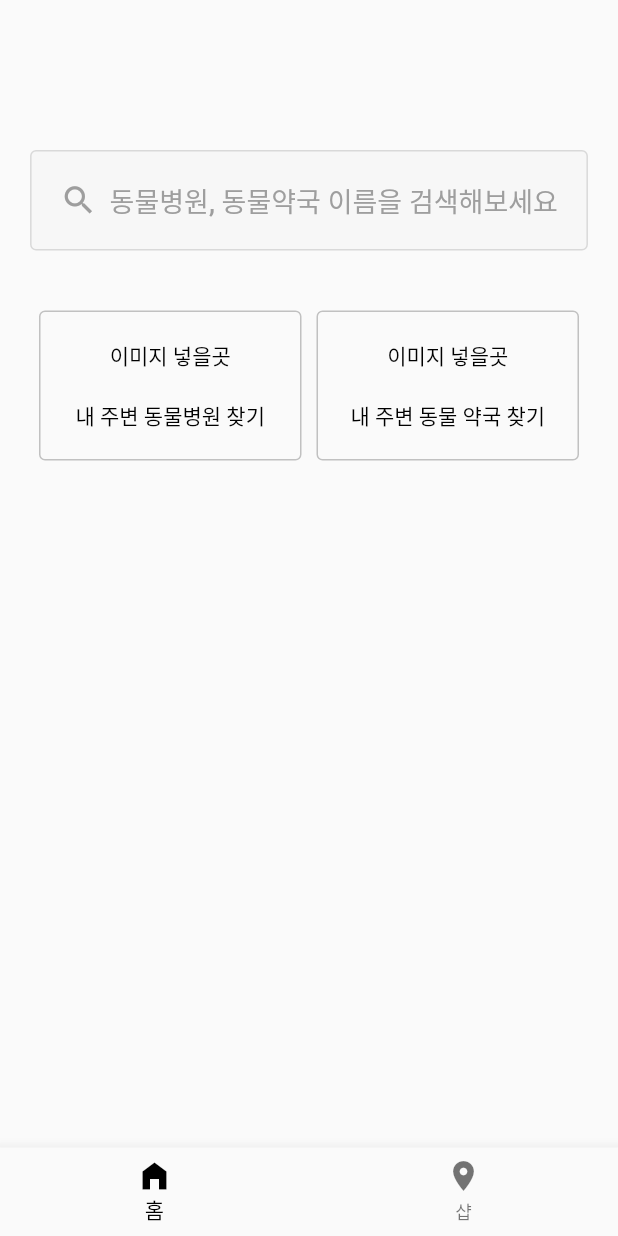
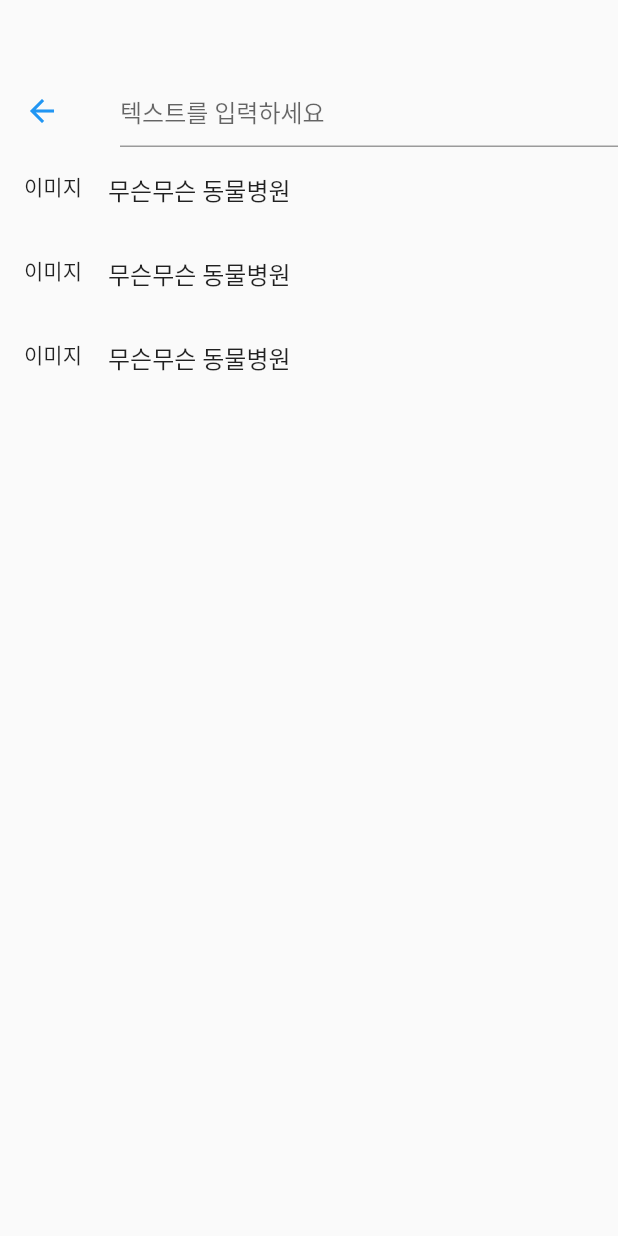
Before and after one commit to sh6137/forestofhousekeeperflutter, a Flutter app: the screen it shows after launch, after a tap on "동물병원, 동물약국 이름을 검색해보세요", on a phone screen of 412 x 824 dp. Run offline on Flutter 3.47's test engine with Material 2 defaults, Android fonts, the phone set to English and light mode, and no system bars; our stand-ins replace image_picker, shared_preferences.

Commit message:
feat : dart 파일 분리, create : map.dart

```diff
--- /dev/null
+++ b/lib/home.dart
@@ -0,0 +1,76 @@
+import 'package:flutter/cupertino.dart';
+import 'package:flutter/material.dart';
+import 'search.dart' as search;
+class Home extends StatelessWidget {
+  const Home({Key? key}) : super(key: key);
+
+  @override
+  Widget build(BuildContext context) {
+    return Column(
+      children: [
+        SizedBox(height: 100),
+        Container(
+          child: OutlinedButton.icon(
+            style: ButtonStyle(
+              backgroundColor: MaterialStatePropertyAll(Color(0xffF7F7F7)),
+              padding: MaterialStatePropertyAll<EdgeInsets>(
+                  EdgeInsets.symmetric(horizontal: 20, vertical: 20)),
+            ),
+            onPressed: () {
+              Navigator.push(
+                context,
+                CupertinoPageRoute(
+                  builder: (c) => search.Search(),
+                ),
+              );
+            },
+            icon: Icon(Icons.search, size: 25, color: Colors.grey),
+            label: Text(
+              "동물병원, 동물약국 이름을 검색해보세요",
+              style: TextStyle(color: Colors.grey, fontSize: 18),
+            ),
+          ),
+        ),
+        SizedBox(
+          height: 40,
+        ),
+        Row(
+          mainAxisAlignment: MainAxisAlignment.center,
+          children: [
+            Container(
+              height: 100,
+              width: 175,
+              decoration: BoxDecoration(
+                borderRadius: BorderRadius.circular(4),
+                border: Border.all(width: 1, color: Color(0xffc1c1c1)),
+              ),
+              child: Column(
+                mainAxisAlignment: MainAxisAlignment.spaceEvenly,
+                children: [
+                  Text("이미지 넣을곳"),
+                  Text("내 주변 동물병원 찾기"),
+                ],
+              ),
+            ),
+            SizedBox(width: 10),
+            Container(
+              height: 100,
+              width: 175,
+              decoration: BoxDecoration(
+                borderRadius: BorderRadius.circular(4),
+                border: Border.all(width: 1, color: Color(0xffc1c1c1)),
+              ),
+              child: Column(
+                mainAxisAlignment: MainAxisAlignment.spaceEvenly,
+                children: [
+                  Text("이미지 넣을곳"),
+                  Text("내 주변 동물 약국 찾기"),
+                ],
+              ),
+            ),
+          ],
+        ),
+      ],
+    );
+  }
+}
--- a/lib/main.dart
+++ b/lib/main.dart
@@ -9,83 +9,41 @@ import 'dart:io';
 import 'package:shared_preferences/shared_preferences.dart';
 import 'package:provider/provider.dart';
 
+import 'search.dart' as search;
+import 'home.dart' as home;
+
 void main() {
   runApp(
     MaterialApp(
-      theme: style.theme,
       home: MyApp(),
     ),
   );
 }
 
-class MyApp extends StatelessWidget {
+class MyApp extends StatefulWidget {
   const MyApp({Key? key}) : super(key: key);
 
   @override
+  State<MyApp> createState() => _MyAppState();
+}
+
+class _MyAppState extends State<MyApp> {
+  var tab = 0;
+  @override
   Widget build(BuildContext context) {
     return Scaffold(
-      body: Column(
-        children: [
-          SizedBox(height: 100),
-          Container(
-            child: OutlinedButton.icon(
-              style: ButtonStyle(
-                backgroundColor: MaterialStatePropertyAll(Color(0xffF7F7F7)),
-                padding: MaterialStatePropertyAll<EdgeInsets>(
-                    EdgeInsets.symmetric(horizontal: 20, vertical: 20)),
-              ),
-              onPressed: () {},
-              icon: Icon(Icons.search, size: 25,color: Colors.grey),
-              label: Text("동물병원, 동물약국 이름을 검색해보세요",style: TextStyle(color: Colors.grey,fontSize: 18),),
-            ),
-          ),
-          SizedBox(
-            height: 40,
-          ),
-          Row(
-            mainAxisAlignment: MainAxisAlignment.center,
-            children: [
-              Container(
-                height: 100,
-                width: 175,
-                decoration: BoxDecoration(
-                  borderRadius: BorderRadius.circular(4),
-                  border: Border.all(width: 1, color: Color(0xffc1c1c1)),
-                ),
-                child: Column(
-                  mainAxisAlignment: MainAxisAlignment.spaceEvenly,
-                  children: [
-                    Text("이미지 넣을곳"),
-                    Text("내 주변 동물병원 찾기"),
-                  ],
-                ),
-              ),
-              SizedBox(width: 10),
-              Container(
-                height: 100,
-                width: 175,
-                decoration: BoxDecoration(
-                  borderRadius: BorderRadius.circular(4),
-                  border: Border.all(width: 1, color: Color(0xffc1c1c1)),
-                ),
-                child: Column(
-                  mainAxisAlignment: MainAxisAlignment.spaceEvenly,
-                  children: [
-                    Text("이미지 넣을곳"),
-                    Text("내 주변 동물 약국 찾기"),
-                  ],
-                ),
-              ),
-            ],
-          ),
-        ],
-      ),
+      body: [home.Home(), Text('샵')][tab],
       bottomNavigationBar: BottomNavigationBar(
         // showSelectedLabels: false,
         // showUnselectedLabels: false,
+        onTap: (i) {
+          setState(() {
+            tab = i;
+          });
+        },
         items: [
           BottomNavigationBarItem(icon: Icon(Icons.home_filled), label: '홈'),
-          BottomNavigationBarItem(icon: Icon(Icons.place), label: '샵'),
+          BottomNavigationBarItem(icon: Icon(Icons.place), label: '병원 약국'),
         ],
       ),
     );
--- /dev/null
+++ b/lib/map.dart
@@ -0,0 +1,11 @@
+import 'package:flutter/cupertino.dart';
+import 'package:flutter/material.dart';
+
+class Map extends StatelessWidget {
+  const Map({Key? key}) : super(key: key);
+
+  @override
+  Widget build(BuildContext context) {
+    return const Placeholder();
+  }
+}
--- /dev/null
+++ b/lib/search.dart
@@ -0,0 +1,44 @@
+import 'package:flutter/material.dart';
+
+class Search extends StatelessWidget {
+  const Search({Key? key}) : super(key: key);
+
+  @override
+  Widget build(BuildContext context) {
+    return Scaffold(
+      body: Column(
+        crossAxisAlignment: CrossAxisAlignment.center,
+        children: [
+          SizedBox(
+            height: 50,
+          ),
+          TextField(
+            decoration: InputDecoration(
+              labelText: null,
+              hintText: '텍스트를 입력하세요',
+              icon: TextButton.icon(
+                onPressed: () {
+                  Navigator.pop(context);
+                },
+                icon: Icon(Icons.arrow_back),
+                label: Text(''),
+              ),
+            ),
+          ),
+          Container(
+            height: 300,
+            child: ListView.builder(
+              itemCount: 3,
+              itemBuilder: (context, i) {
+                return ListTile(
+                  leading: Text('이미지'),
+                  title: Text('무슨무슨 동물병원'),
+                );
+              },
+            ),
+          )
+        ],
+      ),
+    );
+  }
+}
```
